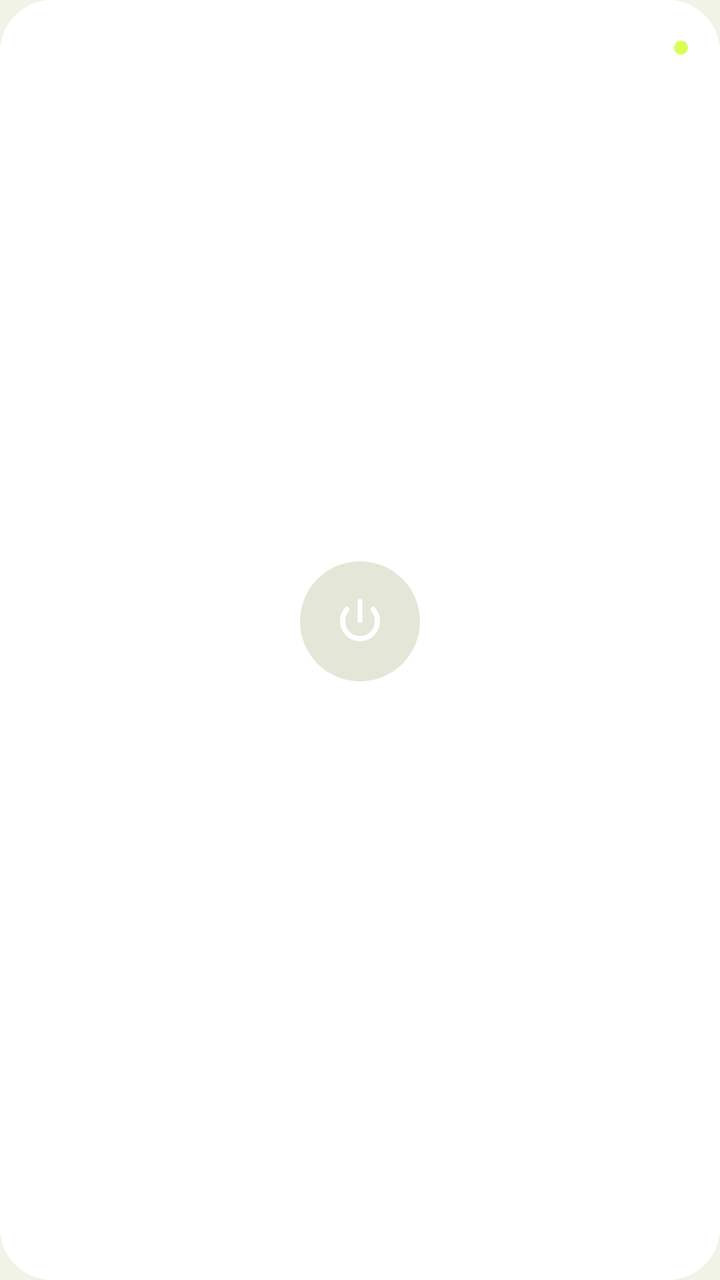
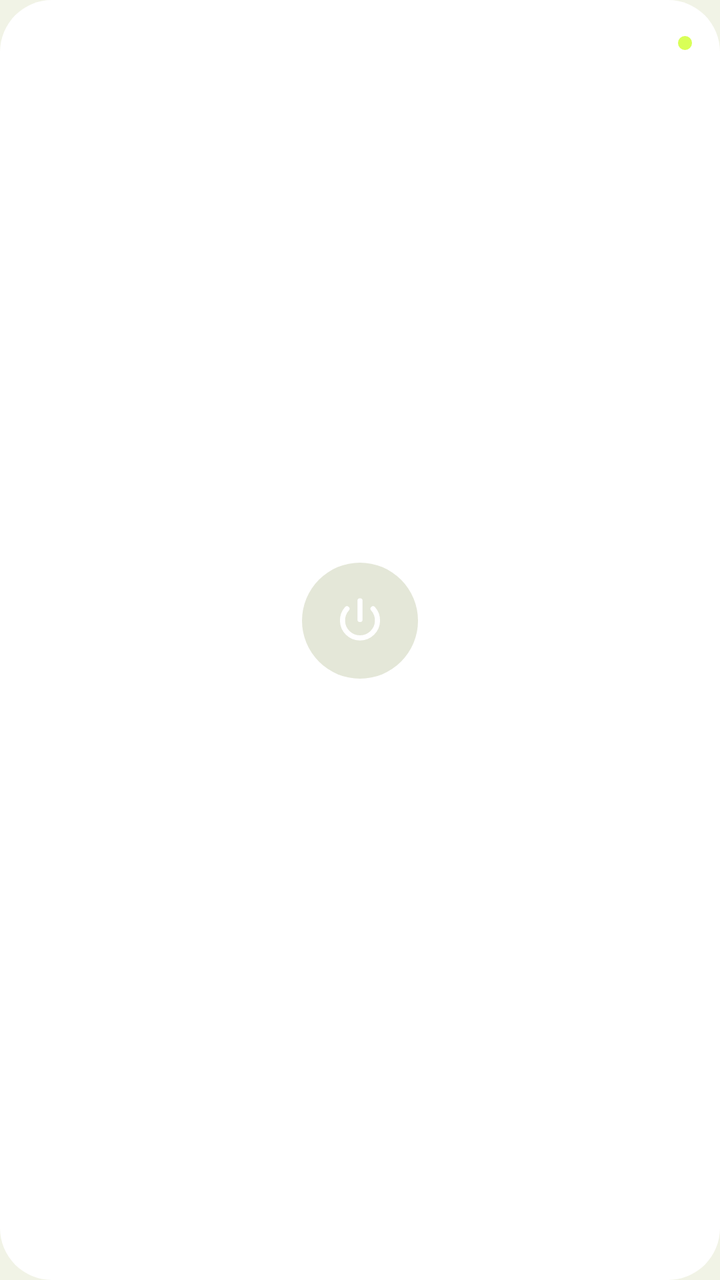

An Android layout rendered at two revisions. The XML below is the earlier revision; the diff shows what the commit changed to produce the second picture.
<!-- AndroidManifest.xml: application theme Theme.SYBbox -->
<!-- res/layout/widget_square.xml -->
<?xml version="1.0" encoding="utf-8"?>
<LinearLayout xmlns:android="http://schemas.android.com/apk/res/android"
    android:id="@+id/widget_root"
    android:layout_width="match_parent"
    android:layout_height="match_parent"
    android:background="@drawable/widget_bg"
    android:orientation="vertical"
    android:padding="16dp">

    <LinearLayout
        android:layout_width="match_parent"
        android:layout_height="wrap_content"
        android:gravity="center_vertical"
        android:orientation="horizontal">

        <ImageView
            android:id="@+id/widget_logo"
            android:layout_width="52dp"
            android:layout_height="16dp"
            android:contentDescription="@string/app_name"
            android:scaleType="fitStart"
            android:src="@drawable/ic_logo_sybbox" />

        <View
            android:layout_width="0dp"
            android:layout_height="1dp"
            android:layout_weight="1" />

        <ImageView
            android:id="@+id/widget_dot"
            android:layout_width="7dp"
            android:layout_height="7dp"
            android:contentDescription="@null"
            android:src="@drawable/widget_dot" />
    </LinearLayout>

    <View
        android:layout_width="match_parent"
        android:layout_height="0dp"
        android:layout_weight="1" />

    <ImageView
        android:id="@+id/widget_power"
        android:layout_width="60dp"
        android:layout_height="60dp"
        android:layout_gravity="center_horizontal"
        android:background="@drawable/widget_power_off"
        android:contentDescription="@string/widget_toggle"
        android:padding="16dp"
        android:src="@drawable/ic_widget_power" />

    <View
        android:layout_width="match_parent"
        android:layout_height="0dp"
        android:layout_weight="1" />

    <TextView
        android:id="@+id/widget_server"
        android:layout_width="match_parent"
        android:layout_height="wrap_content"
        android:ellipsize="end"
        android:gravity="center_horizontal"
        android:maxLines="1"
        android:textColor="@color/widget_text"
        android:textSize="13sp"
        android:textStyle="bold" />

    <TextView
        android:id="@+id/widget_state"
        android:layout_width="match_parent"
        android:layout_height="wrap_content"
        android:layout_marginTop="2dp"
        android:ellipsize="end"
        android:gravity="center_horizontal"
        android:maxLines="1"
        android:textColor="@color/widget_text_dim"
        android:textSize="11sp" />
</LinearLayout>
<!-- resources referenced by this layout -->
<resources>
  <color name="widget_text">#14170F</color>
  <color name="widget_text_dim">#8A14170F</color>
  <!-- drawable ic_logo_sybbox: vector/xml drawable (drawable, 4757 chars, omitted) -->
  <!-- drawable ic_widget_power (drawable) -->
  <vector xmlns:android="http://schemas.android.com/apk/res/android"
      android:width="24dp"
      android:height="24dp"
      android:viewportWidth="24"
      android:viewportHeight="24">
      <path
          android:strokeColor="#FFFFFF"
          android:strokeWidth="2.2"
          android:strokeLineCap="round"
          android:fillColor="#00000000"
          android:pathData="M12,3.5L12,11.5" />
      <path
          android:strokeColor="#FFFFFF"
          android:strokeWidth="2.2"
          android:strokeLineCap="round"
          android:fillColor="#00000000"
          android:pathData="M17.6,6.9A7.5,7.5 0,1 1,6.4 6.9" />
  </vector>
  <!-- drawable widget_bg (drawable) -->
  <?xml version="1.0" encoding="utf-8"?>
  <shape xmlns:android="http://schemas.android.com/apk/res/android"
      android:shape="rectangle">
      <corners android:radius="26dp" />
      <solid android:color="@color/widget_surface" />
  </shape>
  <!-- drawable widget_dot (drawable) -->
  <?xml version="1.0" encoding="utf-8"?>
  <shape xmlns:android="http://schemas.android.com/apk/res/android"
      android:shape="oval">
      <size android:width="7dp" android:height="7dp" />
      <solid android:color="@color/widget_accent" />
  </shape>
  <!-- drawable widget_power_off (drawable) -->
  <?xml version="1.0" encoding="utf-8"?>
  <shape xmlns:android="http://schemas.android.com/apk/res/android"
      android:shape="oval">
      <solid android:color="@color/widget_power_idle" />
  </shape>
  <string name="app_name" translatable="false">SYBbox</string>
  <string name="widget_toggle">Connect or disconnect</string>
  <style name="Theme.SYBbox" parent="Theme.AppCompat.DayNight.NoActionBar">
          <item name="android:windowBackground">@color/syb_window_background</item>
          <item name="android:statusBarColor">@android:color/transparent</item>
          <item name="android:navigationBarColor">@android:color/transparent</item>
      </style>
  <color name="widget_surface">#FFFFFF</color>
  <color name="widget_accent">#D9FF57</color>
  <color name="widget_power_idle">#E4E7D8</color>
  <color name="syb_window_background">#F1F3E6</color>
</resources>

<!-- the commit's change to res/layout/widget_square.xml (unified diff, before → after) -->
@@ -4,8 +4,9 @@
     android:layout_width="match_parent"
     android:layout_height="match_parent"
     android:background="@drawable/widget_bg"
+    android:gravity="center_horizontal"
     android:orientation="vertical"
-    android:padding="16dp">
+    android:padding="14dp">
 
     <LinearLayout
         android:layout_width="match_parent"
@@ -15,16 +16,12 @@
 
         <ImageView
             android:id="@+id/widget_logo"
-            android:layout_width="52dp"
-            android:layout_height="16dp"
+            android:layout_width="0dp"
+            android:layout_height="15dp"
+            android:layout_weight="1"
             android:contentDescription="@string/app_name"
             android:scaleType="fitStart"
             android:src="@drawable/ic_logo_sybbox" />
-
-        <View
-            android:layout_width="0dp"
-            android:layout_height="1dp"
-            android:layout_weight="1" />
 
         <ImageView
             android:id="@+id/widget_dot"
@@ -34,25 +31,22 @@
             android:src="@drawable/widget_dot" />
     </LinearLayout>
 
-    <View
+    <LinearLayout
         android:layout_width="match_parent"
         android:layout_height="0dp"
-        android:layout_weight="1" />
+        android:layout_weight="1"
+        android:gravity="center"
+        android:orientation="vertical">
 
-    <ImageView
-        android:id="@+id/widget_power"
-        android:layout_width="60dp"
-        android:layout_height="60dp"
-        android:layout_gravity="center_horizontal"
-        android:background="@drawable/widget_power_off"
-        android:contentDescription="@string/widget_toggle"
-        android:padding="16dp"
-        android:src="@drawable/ic_widget_power" />
-
-    <View
-        android:layout_width="match_parent"
-        android:layout_height="0dp"
-        android:layout_weight="1" />
+        <ImageView
+            android:id="@+id/widget_power"
+            android:layout_width="58dp"
+            android:layout_height="58dp"
+            android:background="@drawable/widget_power_off"
+            android:contentDescription="@string/widget_toggle"
+            android:padding="15dp"
+            android:src="@drawable/ic_widget_power" />
+    </LinearLayout>
 
     <TextView
         android:id="@+id/widget_server"
